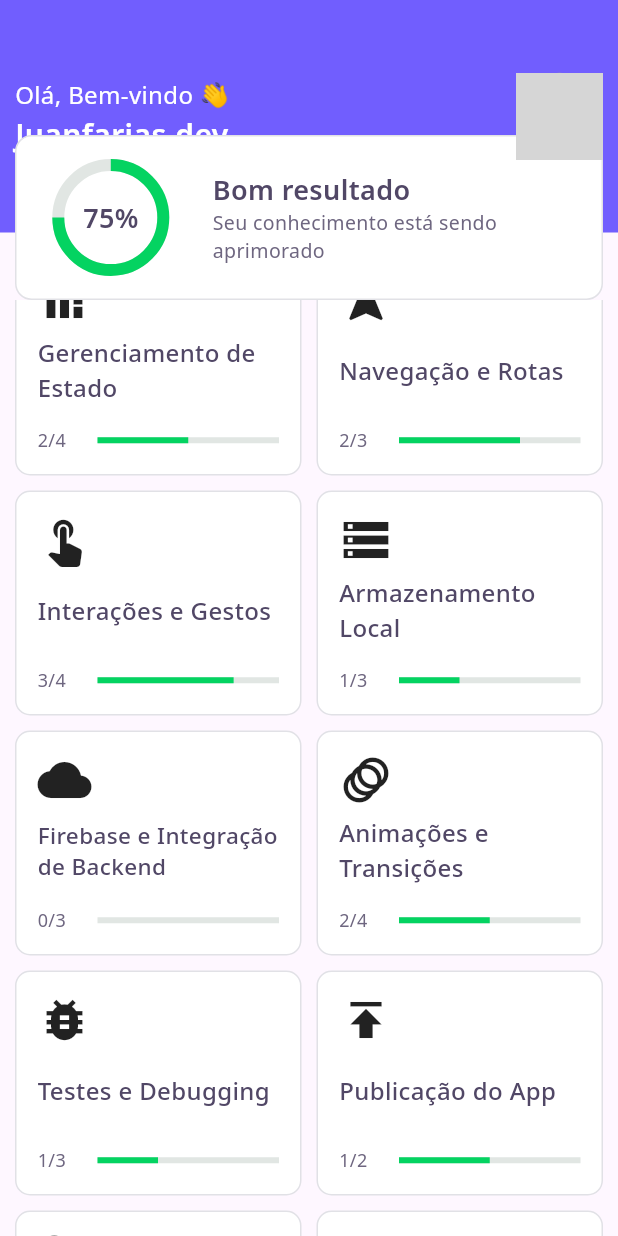
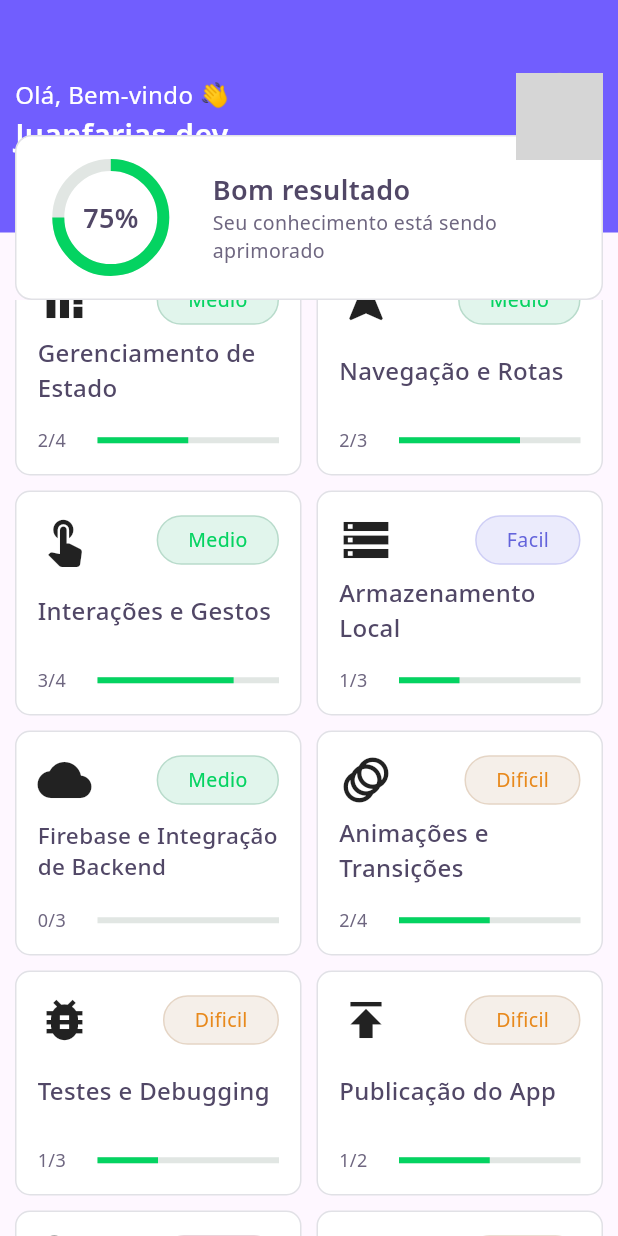
Before and after one commit to juanfariasdev/learn_flutter, a Flutter app: the screen it shows after launch, scrolled down 576 dp, on a phone screen of 412 x 824 dp. Run offline on Flutter 3.47's test engine with Material 3 defaults, Android fonts, the phone set to English and light mode, and no system bars; drawn by our look-alikes of auto_size_text; our stand-ins replace google_fonts, photo_view; network calls fail; grey boxes are pictures that could not be loaded.

Commit message:
implement level label

```diff
--- a/lib/pages/home/home_page.dart
+++ b/lib/pages/home/home_page.dart
@@ -17,102 +17,119 @@ List<Map<String, dynamic>> learningPath = [
     'icon': Icons.code,
     'progress': 0,
     'totalProgress': 1,
+    'level': Level.facil
   },
   {
     'label': 'Configuração do Ambiente de Desenvolvimento',
     'icon': Icons.settings,
     'progress': 0,
     'totalProgress': 1,
+    'level': Level.medio
   },
   {
     'label': 'Introdução ao Dart',
     'icon': Icons.language,
     'progress': 0,
     'totalProgress': 2,
+    'level': Level.facil
   },
   {
     'label': 'Estrutura da Linguagem',
     'icon': Icons.abc,
     'progress': 1,
     'totalProgress': 2,
+    'level': Level.medio
   },
   {
     'label': 'Widgets Básicos',
     'icon': Icons.widgets,
     'progress': 2,
     'totalProgress': 5,
+    'level': Level.facil
   },
   {
     'label': 'Layouts e Containers',
     'icon': Icons.view_column,
     'progress': 3,
     'totalProgress': 5,
+    'level': Level.medio
   },
   {
     'label': 'Gerenciamento de Estado',
     'icon': Icons.stacked_bar_chart,
     'progress': 2,
     'totalProgress': 4,
+    'level': Level.medio
   },
   {
     'label': 'Navegação e Rotas',
     'icon': Icons.navigation,
     'progress': 2,
     'totalProgress': 3,
+    'level': Level.medio
   },
   {
     'label': 'Interações e Gestos',
     'icon': Icons.touch_app,
     'progress': 3,
     'totalProgress': 4,
+    'level': Level.medio
   },
   {
     'label': 'Armazenamento Local',
     'icon': Icons.storage,
     'progress': 1,
     'totalProgress': 3,
+    'level': Level.facil
   },
   {
     'label': 'Firebase e Integração de Backend',
     'icon': Icons.cloud,
     'progress': 0,
     'totalProgress': 3,
+    'level': Level.medio
   },
   {
     'label': 'Animações e Transições',
     'icon': Icons.animation,
     'progress': 2,
     'totalProgress': 4,
+    'level': Level.dificil
   },
   {
     'label': 'Testes e Debugging',
     'icon': Icons.bug_report,
     'progress': 1,
     'totalProgress': 3,
+    'level': Level.dificil
   },
   {
     'label': 'Publicação do App',
     'icon': Icons.publish,
     'progress': 1,
     'totalProgress': 2,
+    'level': Level.dificil
   },
   {
     'label': 'Boas Práticas de Código e Arquitetura',
     'icon': Icons.build,
     'progress': 0,
     'totalProgress': 2,
+    'level': Level.perito
   },
   {
     'label': 'Otimização e Desempenho',
     'icon': Icons.speed,
     'progress': 0,
     'totalProgress': 2,
+    'level': Level.dificil
   },
   {
     'label': 'Acessibilidade no Flutter',
     'icon': Icons.accessible,
     'progress': 0,
     'totalProgress': 2,
+    'level': Level.perito
   },
 ];
 
@@ -154,6 +171,7 @@ class _HomePageState extends State<HomePage> {
                       icon: item['icon'],
                       progress: item['progress'],
                       totalProgress: item['totalProgress'],
+                      level: item['level'],
                     );
                   }).toList(),
                 ),
--- a/lib/pages/home/widgets/quiz_card_widget.dart
+++ b/lib/pages/home/widgets/quiz_card_widget.dart
@@ -1,6 +1,7 @@
 import 'package:auto_size_text/auto_size_text.dart';
 import 'package:flutter/material.dart';
 import 'package:learn_flutter/core/core.dart';
+import 'package:learn_flutter/pages/home/widgets/level_button_widget.dart';
 import 'package:learn_flutter/pages/widgets/progress_indicator_widget.dart';
 
 class QuizCardWidget extends StatelessWidget {
@@ -8,14 +9,15 @@ class QuizCardWidget extends StatelessWidget {
   final int progress;
   final IconData icon;
   final int totalProgress;
+  final Level level;
 
-  const QuizCardWidget({
-    super.key,
+  const QuizCardWidget(
+      {super.key,
       required this.label,
       this.progress = 0,
       this.totalProgress = 0,
       this.icon = Icons.abc_outlined,
-  });
+      this.level = Level.facil});
 
   @override
   Widget build(BuildContext context) {
@@ -52,9 +54,15 @@ class QuizCardWidget extends StatelessWidget {
                 mainAxisAlignment: MainAxisAlignment.spaceBetween,
                 crossAxisAlignment: CrossAxisAlignment.start,
                 children: [
+                  Row(
+                    mainAxisAlignment: MainAxisAlignment.spaceBetween,
+                    children: [
                       Icon(
                         icon,
                         size: 36,
+                      ),
+                      LevelButtonWidget(level: level),
+                    ],
                   ),
                   Padding(
                     padding: const EdgeInsets.only(bottom: 10),
```
Lines whose indentation alone changed are shown as unchanged.
